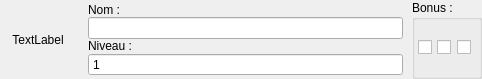
UgVo/Wakfu-Builder, file src/ui/c_status_build.ui: the form before one commit.
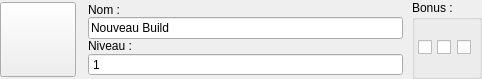
The form after the commit.

Commit message:
Simple class management added
The build class can now be chosen by clicking on the image on the left part of the status build, the class is saved as well
There is currently no use in setting the class except to add more clarity on the purpose of the particular build

Diff of the .ui file:
```diff
--- a/src/ui/c_status_build.ui
+++ b/src/ui/c_status_build.ui
@@ -75,24 +75,15 @@
        <number>0</number>
       </property>
       <item>
-       <widget class="QLabel" name="image_label">
+       <widget class="QToolButton" name="button_class">
         <property name="minimumSize">
          <size>
           <width>76</width>
           <height>75</height>
          </size>
         </property>
-        <property name="maximumSize">
-         <size>
-          <width>76</width>
-          <height>75</height>
-         </size>
-        </property>
         <property name="text">
-         <string>TextLabel</string>
-        </property>
-        <property name="alignment">
-         <set>Qt::AlignCenter</set>
+         <string/>
         </property>
        </widget>
       </item>
@@ -130,7 +121,11 @@
          </widget>
         </item>
         <item>
-         <widget class="QLineEdit" name="build_name"/>
+         <widget class="QLineEdit" name="build_name">
+          <property name="text">
+           <string>Nouveau Build</string>
+          </property>
+         </widget>
         </item>
        </layout>
       </item>
```
The commit also changes 50 other files.
